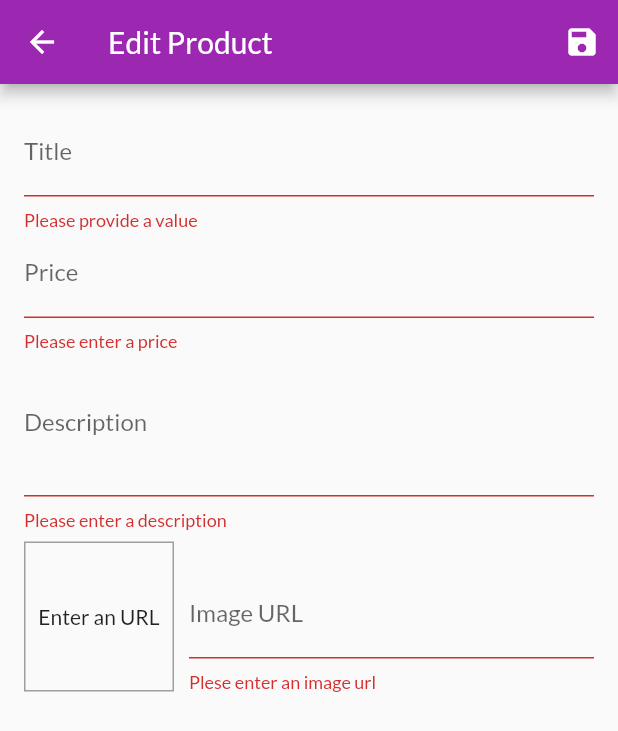
After one commit to AleWasser/flutter_shop_app, a Flutter app: the EditProductScreen screen opened by its route, after a tap on the "save" icon, on a phone screen of 412 x 824 dp. The commit adds this screen. Shown: the top 731 px of the screen. Run offline on Flutter 3.47's test engine with Material 2 defaults, Android fonts, the phone set to English and light mode, and no system bars; network calls fail.

Commit message:
Products CRUD

```diff
--- a/lib/main.dart
+++ b/lib/main.dart
@@ -5,6 +5,8 @@ import './screens/orders_screen.dart';
 import './screens/cart_screen.dart';
 import './screens/products_overview_screen.dart';
 import './screens/product_detail_screen.dart';
+import './screens/user_products_screen.dart';
+import './screens/edit_product_screen.dart';
 import './providers/products.dart';
 import './providers/cart.dart';
 import './providers/orders.dart';
@@ -38,6 +40,8 @@ class MyApp extends StatelessWidget {
           ProductDetailScreen.routeName: (ctx) => ProductDetailScreen(),
           CartScreen.routeName: (ctx) => CartScreen(),
           OrdersScreen.routeName: (_) => OrdersScreen(),
+          UserProductsScreen.routeName: (_) => UserProductsScreen(),
+          EditProductScreen.routeName: (_) => EditProductScreen(),
         },
       ),
     );
--- a/lib/providers/products.dart
+++ b/lib/providers/products.dart
@@ -50,8 +50,28 @@ class Products with ChangeNotifier {
     return _items.where((prod) => prod.isFavorite).toList();
   }
 
-  void addProduct() {
-    // _items.add(value);
+  void addProduct(Product product) {
+    final newProduct = Product(
+      title: product.title,
+      description: product.description,
+      price: product.price,
+      imageUrl: product.imageUrl,
+      id: DateTime.now().toString(),
+    );
+    _items.add(newProduct);
+    notifyListeners();
+  }
+
+  void updateProduct(String id, Product newProduct) {
+    final prodIndex = _items.indexWhere((prod) => prod.id == id);
+    if (prodIndex >= 0) {
+      _items[prodIndex] = newProduct;
+      notifyListeners();
+    }
+  }
+
+  void deleteProduct(String id) {
+    _items.removeWhere((prod) => prod.id == id);
     notifyListeners();
   }
 
--- /dev/null
+++ b/lib/screens/edit_product_screen.dart
@@ -0,0 +1,271 @@
+import 'package:flutter/material.dart';
+import 'package:provider/provider.dart';
+
+import '../providers/product.dart';
+import '../providers/products.dart';
+
+class EditProductScreen extends StatefulWidget {
+  static const routeName = '/edit-product';
+
+  @override
+  _EditProductScreenState createState() => _EditProductScreenState();
+}
+
+class _EditProductScreenState extends State<EditProductScreen> {
+  final _priceFocusNode = FocusNode();
+  final _descriptionFocusNode = FocusNode();
+  final _imageUrlFocusNode = FocusNode();
+  final _imageUrlController = TextEditingController();
+  final _form = GlobalKey<FormState>();
+  var _editedProduct = Product(
+    id: null,
+    title: '',
+    price: 0,
+    description: '',
+    imageUrl: '',
+  );
+  var _initValues = {
+    'title': '',
+    'description': '',
+    'price': '',
+    'imageUrl': '',
+  };
+  var _isInit = true;
+
+  @override
+  void initState() {
+    _imageUrlFocusNode.addListener(_updateImageUrl);
+    super.initState();
+  }
+
+  @override
+  void didChangeDependencies() {
+    if (_isInit) {
+      final productId = ModalRoute.of(context).settings.arguments as String;
+      if (productId != null) {
+        _editedProduct = Provider.of<Products>(context, listen: false).findById(
+          productId,
+        );
+        _initValues = {
+          'title': _editedProduct.title,
+          'description': _editedProduct.description,
+          'price': _editedProduct.price.toString(),
+          'imageUrl': '',
+        };
+        _imageUrlController.text = _editedProduct.imageUrl;
+      }
+    }
+    _isInit = false;
+    super.didChangeDependencies();
+  }
+
+  @override
+  void dispose() {
+    _imageUrlFocusNode.removeListener(_updateImageUrl);
+    _priceFocusNode.dispose();
+    _descriptionFocusNode.dispose();
+    _imageUrlFocusNode.dispose();
+    _imageUrlController.dispose();
+    super.dispose();
+  }
+
+  void _updateImageUrl() {
+    if (!_imageUrlFocusNode.hasFocus) {
+      setState(() {});
+    }
+  }
+
+  void _saveForm() {
+    final isValid = _form.currentState.validate();
+    if (!isValid) {
+      return;
+    }
+    _form.currentState.save();
+    if (_editedProduct.id != null) {
+      Provider.of<Products>(context, listen: false).updateProduct(
+        _editedProduct.id,
+        _editedProduct,
+      );
+    } else {
+      Provider.of<Products>(context, listen: false).addProduct(_editedProduct);
+    }
+    Navigator.of(context).pop();
+  }
+
+  @override
+  Widget build(BuildContext context) {
+    return Scaffold(
+      appBar: AppBar(
+        title: Text('Edit Product'),
+        actions: <Widget>[
+          IconButton(
+            icon: Icon(Icons.save),
+            onPressed: _saveForm,
+          ),
+        ],
+      ),
+      body: Padding(
+        padding: const EdgeInsets.all(16.0),
+        child: Form(
+          key: _form,
+          child: ListView(
+            children: <Widget>[
+              TextFormField(
+                initialValue: _initValues["title"],
+                decoration: InputDecoration(
+                  labelText: 'Title',
+                ),
+                textInputAction: TextInputAction.next,
+                onFieldSubmitted: (_) {
+                  FocusScope.of(context).requestFocus(_priceFocusNode);
+                },
+                validator: (value) {
+                  if (value.isEmpty) {
+                    return 'Please provide a value';
+                  }
+                  return null;
+                },
+                onSaved: (value) {
+                  _editedProduct = Product(
+                    title: value,
+                    price: _editedProduct.price,
+                    description: _editedProduct.description,
+                    imageUrl: _editedProduct.imageUrl,
+                    id: _editedProduct.id,
+                    isFavorite: _editedProduct.isFavorite,
+                  );
+                },
+              ),
+              TextFormField(
+                initialValue: _initValues["price"],
+                decoration: InputDecoration(
+                  labelText: 'Price',
+                ),
+                textInputAction: TextInputAction.next,
+                keyboardType: TextInputType.number,
+                focusNode: _priceFocusNode,
+                onFieldSubmitted: (_) {
+                  FocusScope.of(context).requestFocus(_descriptionFocusNode);
+                },
+                validator: (value) {
+                  if (value.isEmpty) {
+                    return 'Please enter a price';
+                  }
+                  if (double.tryParse(value) == null) {
+                    return 'Please enter a valid number';
+                  }
+                  if (double.parse(value) <= 0) {
+                    return 'Please enter a number greater than 0';
+                  }
+                  return null;
+                },
+                onSaved: (value) {
+                  _editedProduct = Product(
+                    price: double.parse(value),
+                    title: _editedProduct.title,
+                    description: _editedProduct.description,
+                    imageUrl: _editedProduct.imageUrl,
+                    id: _editedProduct.id,
+                    isFavorite: _editedProduct.isFavorite,
+                  );
+                },
+              ),
+              TextFormField(
+                initialValue: _initValues["description"],
+                decoration: InputDecoration(
+                  labelText: 'Description',
+                ),
+                maxLines: 3,
+                keyboardType: TextInputType.multiline,
+                focusNode: _descriptionFocusNode,
+                validator: (value) {
+                  if (value.isEmpty) {
+                    return 'Please enter a description';
+                  }
+                  if (value.length < 10) {
+                    return 'Plese enter more than 10 characters';
+                  }
+                  return null;
+                },
+                onSaved: (value) {
+                  _editedProduct = Product(
+                    description: value,
+                    title: _editedProduct.title,
+                    price: _editedProduct.price,
+                    imageUrl: _editedProduct.imageUrl,
+                    id: _editedProduct.id,
+                    isFavorite: _editedProduct.isFavorite,
+                  );
+                },
+              ),
+              Row(
+                crossAxisAlignment: CrossAxisAlignment.end,
+                children: <Widget>[
+                  Container(
+                    width: 100,
+                    height: 100,
+                    margin: EdgeInsets.only(
+                      top: 8,
+                      right: 10,
+                    ),
+                    decoration: BoxDecoration(
+                      border: Border.all(
+                        width: 1,
+                        color: Colors.grey,
+                      ),
+                    ),
+                    child: _imageUrlController.text.isEmpty
+                        ? Center(
+                            child: Text(
+                              'Enter an URL',
+                              textAlign: TextAlign.center,
+                            ),
+                          )
+                        : FittedBox(
+                            child: Image.network(
+                              _imageUrlController.text,
+                            ),
+                            fit: BoxFit.cover,
+                          ),
+                  ),
+                  Expanded(
+                    child: TextFormField(
+                      decoration: InputDecoration(
+                        labelText: 'Image URL',
+                      ),
+                      keyboardType: TextInputType.url,
+                      textInputAction: TextInputAction.done,
+                      controller: _imageUrlController,
+                      focusNode: _imageUrlFocusNode,
+                      onFieldSubmitted: (_) => _saveForm(),
+                      validator: (value) {
+                        if (value.isEmpty) {
+                          return 'Plese enter an image url';
+                        }
+                        if (!value.startsWith('http') &&
+                            !value.startsWith('https')) {
+                          return 'Enter a valid url';
+                        }
+                        return null;
+                      },
+                      onSaved: (value) {
+                        _editedProduct = Product(
+                          imageUrl: value,
+                          title: _editedProduct.title,
+                          price: _editedProduct.price,
+                          description: _editedProduct.description,
+                          id: _editedProduct.id,
+                          isFavorite: _editedProduct.isFavorite,
+                        );
+                      },
+                    ),
+                  ),
+                ],
+              )
+            ],
+          ),
+        ),
+      ),
+    );
+  }
+}
--- a/lib/widgets/main_drawer.dart
+++ b/lib/widgets/main_drawer.dart
@@ -1,6 +1,7 @@
 import 'package:flutter/material.dart';
 
-import 'package:flutter_shop_app/screens/orders_screen.dart';
+import '../screens/orders_screen.dart';
+import '../screens/user_products_screen.dart';
 
 class MainDrawer extends StatelessWidget {
   @override
@@ -24,7 +25,15 @@ class MainDrawer extends StatelessWidget {
             onTap: () => Navigator.of(context).pushReplacementNamed(
               OrdersScreen.routeName,
             ),
-          )
+          ),
+          Divider(),
+          ListTile(
+            leading: Icon(Icons.edit),
+            title: Text('Manage Products'),
+            onTap: () => Navigator.of(context).pushReplacementNamed(
+              UserProductsScreen.routeName,
+            ),
+          ),
         ],
       ),
     );
```
Also changed, not shown: lib/providers/cart.dart (+20 -0 lines), lib/screens/user_products_screen.dart (added, +45 -0 lines), lib/widgets/cart_item.dart (+23 -0 lines), lib/widgets/product_item.dart (+19 -5 lines), lib/widgets/user_product_item.dart (added, +47 -0 lines).
